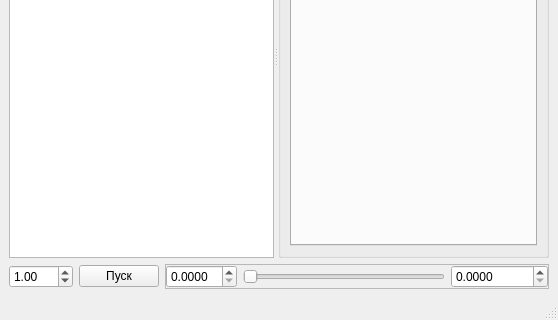
Before: the Qt Designer form python_scripts/main_window.ui in AlexLexx706/stm32_hexapod, drawn with Qt 5; both pictures show x 0 to 558 and y 175 to 495 of the 558 by 495 pixel window.
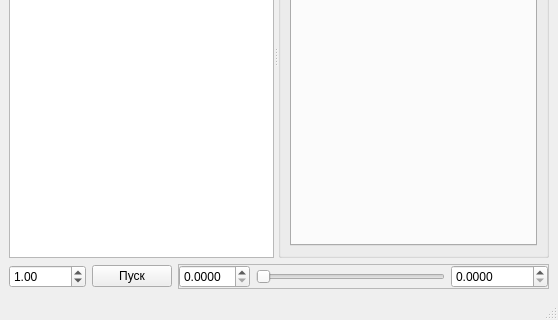
After: the same form once the commit is applied.

```diff
--- a/python_scripts/main_window.ui
+++ b/python_scripts/main_window.ui
@@ -86,7 +86,7 @@
          <double>-10.000000000000000</double>
         </property>
         <property name="maximum">
-         <double>100.000000000000000</double>
+         <double>10000.000000000000000</double>
         </property>
         <property name="value">
          <double>1.000000000000000</double>
```
